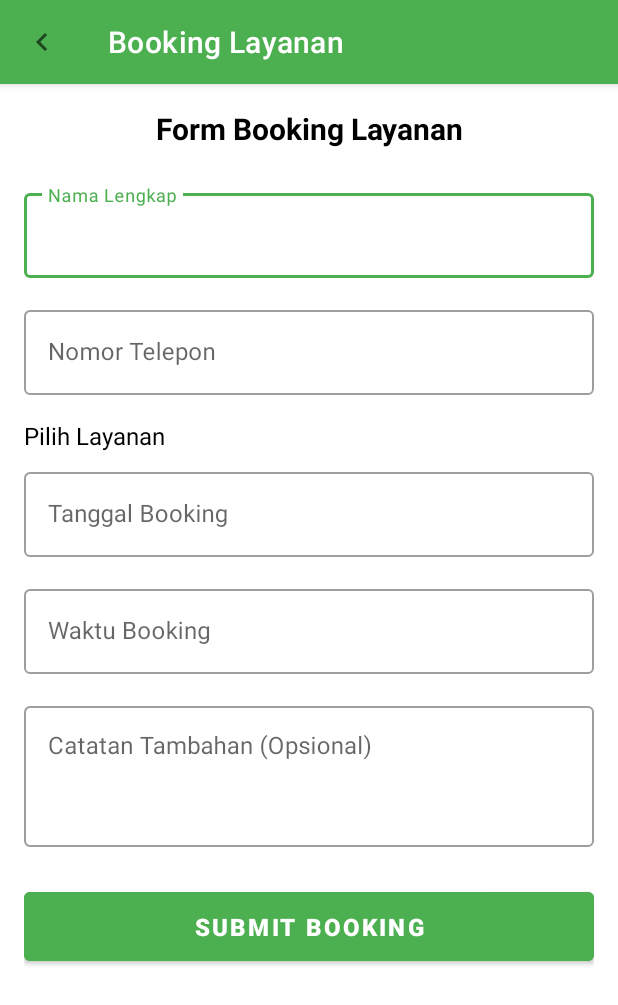
After one commit to IrfanRomadhonWidodo/SoedCare, an Android app: the BookingActivity screen opened directly, with no data from a screen before it, on a phone screen of 412 x 824 dp. The commit adds this screen. Shown: the top 1005 px of the screen. Run offline under Robolectric (Android 15) with nearby library versions, the phone set to English and light mode, and no system bars.

Commit message:
feat:routing home done

```diff
--- /dev/null
+++ b/app/src/main/java/com/fanalbin/soedcare/BookingActivity.kt
@@ -0,0 +1,30 @@
+package com.fanalbin.soedcare
+
+import android.os.Bundle
+import androidx.appcompat.app.AppCompatActivity
+import com.fanalbin.soedcare.ui.booking.BookingFragment
+
+class BookingActivity : AppCompatActivity() {
+
+    override fun onCreate(savedInstanceState: Bundle?) {
+        super.onCreate(savedInstanceState)
+        setContentView(R.layout.activity_home)
+
+        // Setup toolbar
+        setSupportActionBar(findViewById(R.id.toolbar))
+        supportActionBar?.setDisplayHomeAsUpEnabled(true)
+        supportActionBar?.title = "Booking Layanan"
+
+        // Tambahkan fragment
+        if (savedInstanceState == null) {
+            supportFragmentManager.beginTransaction()
+                .replace(R.id.fragment_container, BookingFragment())
+                .commitNow()
+        }
+    }
+
+    override fun onSupportNavigateUp(): Boolean {
+        onBackPressed()
+        return true
+    }
+}
--- /dev/null
+++ b/app/src/main/java/com/fanalbin/soedcare/ui/booking/BookingFragment.kt
@@ -0,0 +1,80 @@
+package com.fanalbin.soedcare.ui.booking
+
+import android.os.Bundle
+import android.view.LayoutInflater
+import android.view.View
+import android.view.ViewGroup
+import android.widget.Button
+import android.widget.EditText
+import android.widget.Spinner
+import android.widget.Toast
+import androidx.fragment.app.Fragment
+import com.fanalbin.soedcare.R
+
+class BookingFragment : Fragment() {
+
+    private lateinit var etName: EditText
+    private lateinit var etPhone: EditText
+    private lateinit var spinnerService: Spinner
+    private lateinit var etDate: EditText
+    private lateinit var etTime: EditText
+    private lateinit var etNotes: EditText
+    private lateinit var btnSubmit: Button
+
+    override fun onCreateView(
+        inflater: LayoutInflater,
+        container: ViewGroup?,
+        savedInstanceState: Bundle?
+    ): View? {
+        // Inflate the layout for this fragment
+        return inflater.inflate(R.layout.fragment_booking, container, false)
+    }
+
+    override fun onViewCreated(view: View, savedInstanceState: Bundle?) {
+        super.onViewCreated(view, savedInstanceState)
+
+        // Inisialisasi view
+        etName = view.findViewById(R.id.et_name)
+        etPhone = view.findViewById(R.id.et_phone)
+//        spinnerService = view.findViewById(R.id.spinner_service)
+        etDate = view.findViewById(R.id.et_date)
+        etTime = view.findViewById(R.id.et_time)
+        etNotes = view.findViewById(R.id.et_notes)
+        btnSubmit = view.findViewById(R.id.btn_submit)
+
+        // Setup listener
+        btnSubmit.setOnClickListener {
+            submitBooking()
+        }
+    }
+
+    private fun submitBooking() {
+        // Validasi input
+        if (etName.text.toString().trim().isEmpty()) {
+            etName.error = "Nama tidak boleh kosong"
+            return
+        }
+
+        if (etPhone.text.toString().trim().isEmpty()) {
+            etPhone.error = "Nomor telepon tidak boleh kosong"
+            return
+        }
+
+        if (etDate.text.toString().trim().isEmpty()) {
+            etDate.error = "Tanggal tidak boleh kosong"
+            return
+        }
+
+        if (etTime.text.toString().trim().isEmpty()) {
+            etTime.error = "Waktu tidak boleh kosong"
+            return
+        }
+
+        // Proses booking
+        // Di sini Anda bisa menambahkan logika untuk mengirim data booking ke server
+        Toast.makeText(requireContext(), "Booking berhasil dikirim!", Toast.LENGTH_SHORT).show()
+
+        // Kembali ke halaman sebelumnya
+        activity?.onBackPressed()
+    }
+}
--- /dev/null
+++ b/app/src/main/res/layout/activity_home.xml
@@ -0,0 +1,30 @@
+<?xml version="1.0" encoding="utf-8"?>
+<androidx.constraintlayout.widget.ConstraintLayout xmlns:android="http://schemas.android.com/apk/res/android"
+    xmlns:app="http://schemas.android.com/apk/res-auto"
+    xmlns:tools="http://schemas.android.com/tools"
+    android:layout_width="match_parent"
+    android:layout_height="match_parent"
+    android:background="@color/white"
+    tools:context=".ui.profile.ProfileActivity">
+
+    <!-- Toolbar dengan tombol kembali -->
+    <androidx.appcompat.widget.Toolbar
+        android:id="@+id/toolbar"
+        android:layout_width="match_parent"
+        android:layout_height="?attr/actionBarSize"
+        android:background="@color/green_500"
+        android:elevation="4dp"
+        app:layout_constraintTop_toTopOf="parent"
+        app:navigationIcon="@drawable/ic_chevron_left"
+        app:title="Home"
+        app:titleTextColor="@color/white" />
+
+    <!-- Container untuk fragment -->
+    <FrameLayout
+        android:id="@+id/fragment_container"
+        android:layout_width="match_parent"
+        android:layout_height="0dp"
+        android:background="@color/white"
+        app:layout_constraintBottom_toBottomOf="parent"
+        app:layout_constraintTop_toBottomOf="@id/toolbar" />
+</androidx.constraintlayout.widget.ConstraintLayout>
--- /dev/null
+++ b/app/src/main/res/layout/fragment_booking.xml
@@ -0,0 +1,126 @@
+<?xml version="1.0" encoding="utf-8"?>
+<ScrollView xmlns:android="http://schemas.android.com/apk/res/android"
+    xmlns:app="http://schemas.android.com/apk/res-auto"
+    xmlns:tools="http://schemas.android.com/tools"
+    android:layout_width="match_parent"
+    android:layout_height="match_parent"
+    android:background="@color/white"
+    android:padding="16dp"
+    tools:context=".ui.booking.BookingFragment">
+
+    <LinearLayout
+        android:layout_width="match_parent"
+        android:layout_height="wrap_content"
+        android:orientation="vertical">
+
+        <TextView
+            android:layout_width="match_parent"
+            android:layout_height="wrap_content"
+            android:text="Form Booking Layanan"
+            android:textSize="20sp"
+            android:textStyle="bold"
+            android:textColor="@color/black"
+            android:gravity="center"
+            android:layout_marginBottom="24dp"/>
+
+        <com.google.android.material.textfield.TextInputLayout
+            style="@style/Widget.MaterialComponents.TextInputLayout.OutlinedBox"
+            android:layout_width="match_parent"
+            android:layout_height="wrap_content"
+            android:layout_marginBottom="16dp">
+
+            <com.google.android.material.textfield.TextInputEditText
+                android:id="@+id/et_name"
+                android:layout_width="match_parent"
+                android:layout_height="wrap_content"
+                android:hint="Nama Lengkap"
+                android:inputType="textPersonName"/>
+        </com.google.android.material.textfield.TextInputLayout>
+
+        <com.google.android.material.textfield.TextInputLayout
+            style="@style/Widget.MaterialComponents.TextInputLayout.OutlinedBox"
+            android:layout_width="match_parent"
+            android:layout_height="wrap_content"
+            android:layout_marginBottom="16dp">
+
+            <com.google.android.material.textfield.TextInputEditText
+                android:id="@+id/et_phone"
+                android:layout_width="match_parent"
+                android:layout_height="wrap_content"
+                android:hint="Nomor Telepon"
+                android:inputType="phone"/>
+        </com.google.android.material.textfield.TextInputLayout>
+
+        <TextView
+            android:layout_width="wrap_content"
+            android:layout_height="wrap_content"
+            android:text="Pilih Layanan"
+            android:textSize="16sp"
+            android:textColor="@color/black"
+            android:layout_marginBottom="8dp"/>
+
+<!--        <Spinner-->
+<!--            android:id="@+id/spinner_service"-->
+<!--            android:layout_width="match_parent"-->
+<!--            android:layout_height="wrap_content"-->
+<!--            android:background="@drawable/spinner_background"-->
+<!--            android:padding="12dp"-->
+<!--            android:layout_marginBottom="16dp"/>-->
+
+        <com.google.android.material.textfield.TextInputLayout
+            style="@style/Widget.MaterialComponents.TextInputLayout.OutlinedBox"
+            android:layout_width="match_parent"
+            android:layout_height="wrap_content"
+            android:layout_marginBottom="16dp">
+
+            <com.google.android.material.textfield.TextInputEditText
+                android:id="@+id/et_date"
+                android:layout_width="match_parent"
+                android:layout_height="wrap_content"
+                android:hint="Tanggal Booking"
+                android:focusable="false"
+                android:clickable="true"/>
+        </com.google.android.material.textfield.TextInputLayout>
+
+        <com.google.android.material.textfield.TextInputLayout
+            style="@style/Widget.MaterialComponents.TextInputLayout.OutlinedBox"
+            android:layout_width="match_parent"
+            android:layout_height="wrap_content"
+            android:layout_marginBottom="16dp">
+
+            <com.google.android.material.textfield.TextInputEditText
+                android:id="@+id/et_time"
+                android:layout_width="match_parent"
+                android:layout_height="wrap_content"
+                android:hint="Waktu Booking"
+                android:focusable="false"
+                android:clickable="true"/>
+        </com.google.android.material.textfield.TextInputLayout>
+
+        <com.google.android.material.textfield.TextInputLayout
+            style="@style/Widget.MaterialComponents.TextInputLayout.OutlinedBox"
+            android:layout_width="match_parent"
+            android:layout_height="wrap_content"
+            android:layout_marginBottom="24dp">
+
+            <com.google.android.material.textfield.TextInputEditText
+                android:id="@+id/et_notes"
+                android:layout_width="match_parent"
+                android:layout_height="wrap_content"
+                android:hint="Catatan Tambahan (Opsional)"
+                android:inputType="textMultiLine"
+                android:minLines="3"
+                android:gravity="top"/>
+        </com.google.android.material.textfield.TextInputLayout>
+
+        <Button
+            android:id="@+id/btn_submit"
+            android:layout_width="match_parent"
+            android:layout_height="wrap_content"
+            android:text="Submit Booking"
+            android:textSize="16sp"
+            android:textStyle="bold"
+            android:padding="12dp"
+            android:backgroundTint="@color/green_500"/>
+    </LinearLayout>
+</ScrollView>
```
Also changed, not shown: app/src/main/AndroidManifest.xml (+19 -0 lines), app/src/main/java/com/fanalbin/soedcare/AntrianActivity.kt (added, +30 -0 lines), app/src/main/java/com/fanalbin/soedcare/ArtikelActivity.kt (added, +30 -0 lines), app/src/main/java/com/fanalbin/soedcare/FaskesActivity.kt (added, +30 -0 lines), app/src/main/java/com/fanalbin/soedcare/ui/antrian/AntrianFragment.kt (added, +25 -0 lines), app/src/main/java/com/fanalbin/soedcare/ui/artikel/ArtikelFragment.kt (added, +26 -0 lines), app/src/main/java/com/fanalbin/soedcare/ui/faskes/FaskesFragment.kt (added, +25 -0 lines), app/src/main/java/com/fanalbin/soedcare/ui/home/HomeFragment.kt (+36 -5 lines), app/src/main/res/layout/fragment_antrian.xml (added, +31 -0 lines), app/src/main/res/layout/fragment_artikel.xml (added, +30 -0 lines), app/src/main/res/layout/fragment_faskes.xml (added, +31 -0 lines), app/src/main/res/layout/fragment_home.xml (+4 -4 lines).
